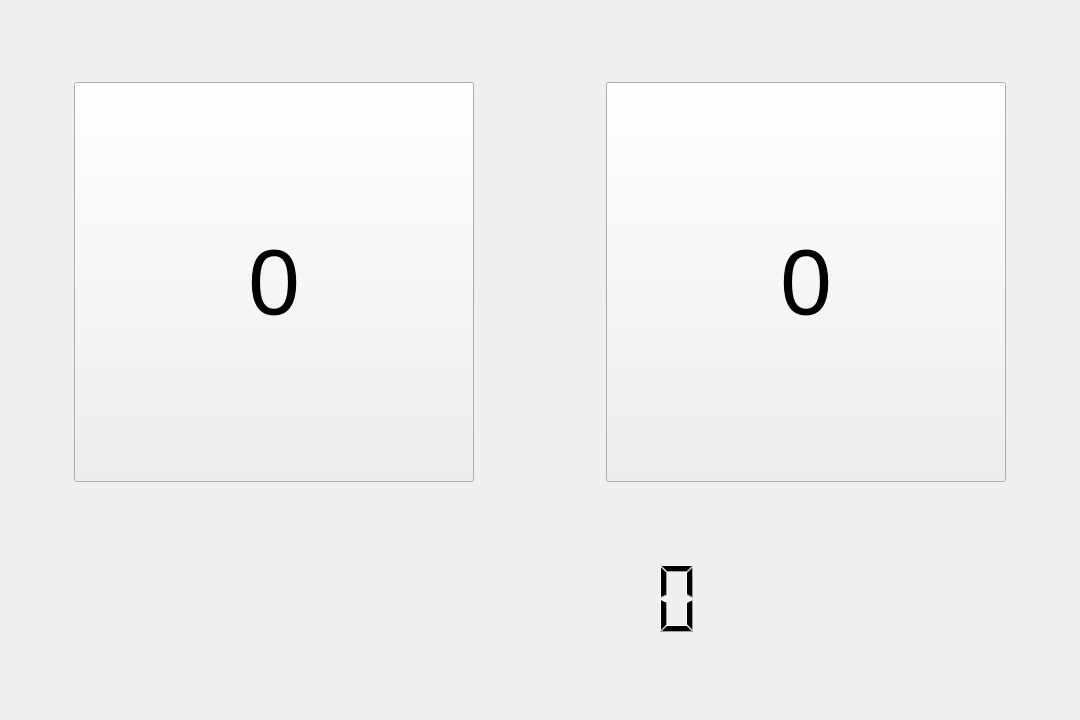
Qt form babyfut_master/ui/game.ui (eharquin/babyfut) before a commit.
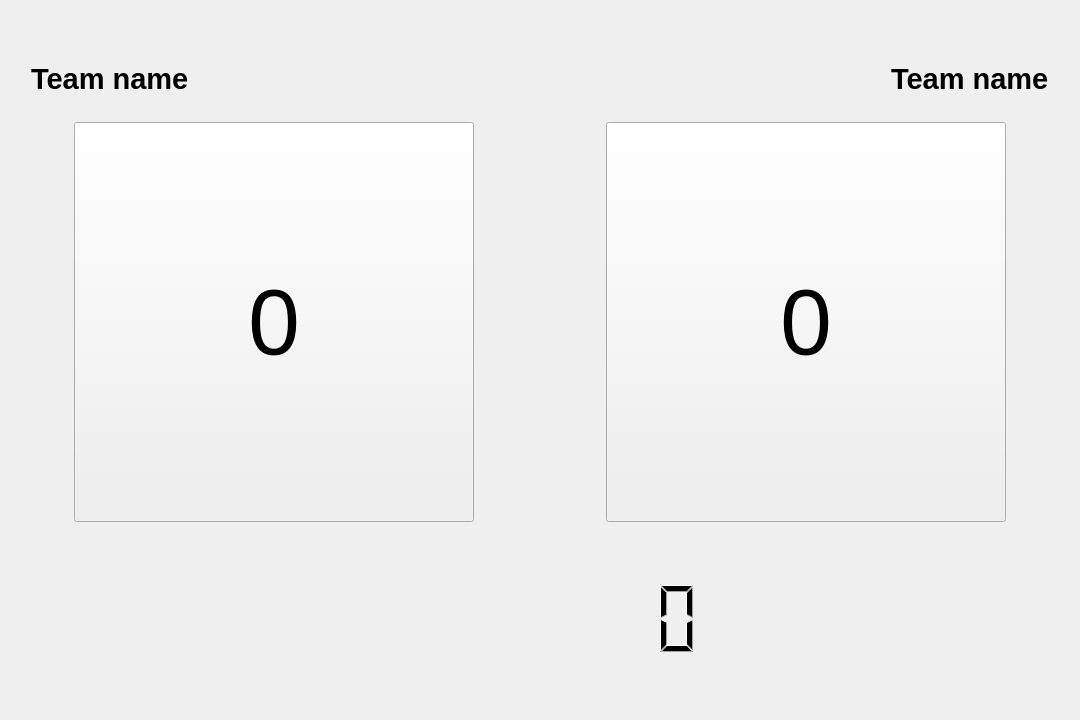
The same form after that commit.

Commit message: Add class Team

```diff
--- a/babyfut_master/ui/game.ui
+++ b/babyfut_master/ui/game.ui
@@ -30,6 +30,63 @@
      </property>
     </spacer>
    </item>
+   <item>
+    <layout class="QHBoxLayout" name="horizontalLayout_2">
+     <property name="leftMargin">
+      <number>20</number>
+     </property>
+     <property name="topMargin">
+      <number>0</number>
+     </property>
+     <property name="rightMargin">
+      <number>20</number>
+     </property>
+     <property name="bottomMargin">
+      <number>20</number>
+     </property>
+     <item>
+      <widget class="QLabel" name="lblTeamLeft">
+       <property name="font">
+        <font>
+         <pointsize>22</pointsize>
+         <weight>75</weight>
+         <bold>true</bold>
+        </font>
+       </property>
+       <property name="text">
+        <string>Team name</string>
+       </property>
+      </widget>
+     </item>
+     <item>
+      <spacer name="horizontalSpacer_4">
+       <property name="orientation">
+        <enum>Qt::Horizontal</enum>
+       </property>
+       <property name="sizeHint" stdset="0">
+        <size>
+         <width>40</width>
+         <height>20</height>
+        </size>
+       </property>
+      </spacer>
+     </item>
+     <item>
+      <widget class="QLabel" name="lblTeamRight">
+       <property name="font">
+        <font>
+         <pointsize>22</pointsize>
+         <weight>75</weight>
+         <bold>true</bold>
+        </font>
+       </property>
+       <property name="text">
+        <string>Team name</string>
+       </property>
+      </widget>
+     </item>
+    </layout>
+   </item>
    <item>
     <layout class="QHBoxLayout" name="horizontalLayout">
      <item>
```
The commit also changes 7 other files.
